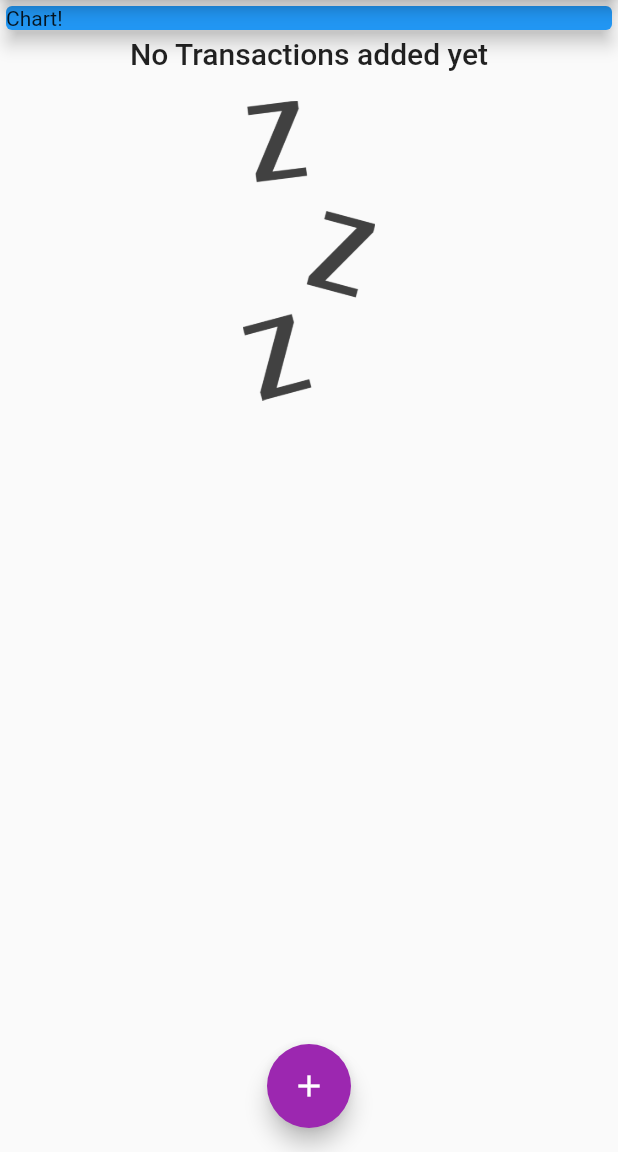
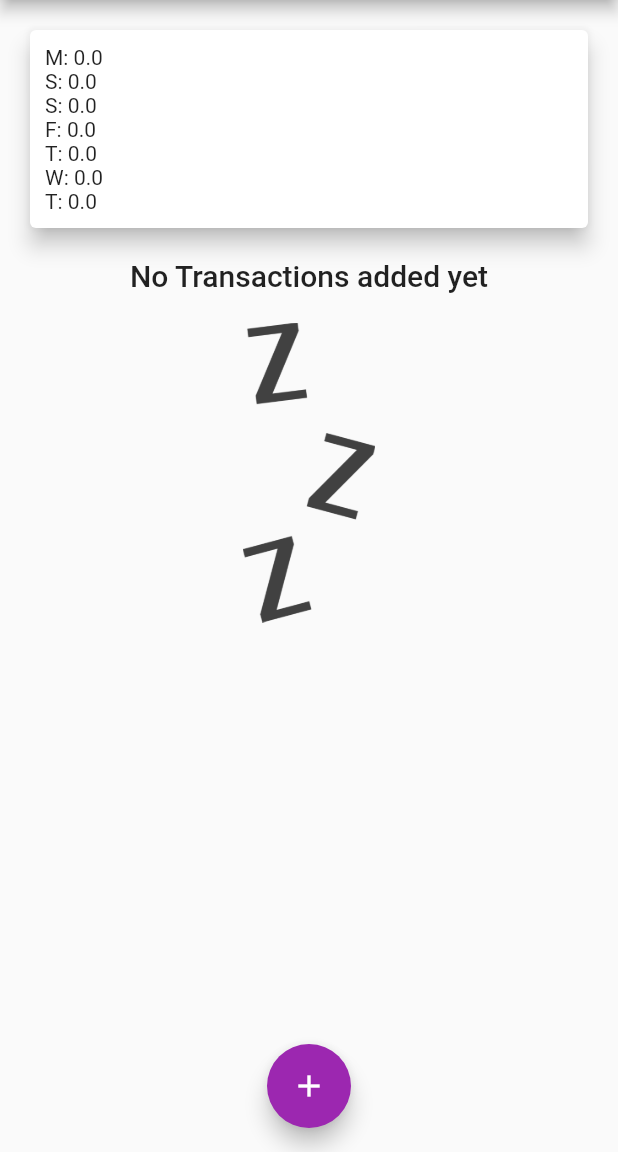
Before and after one commit to k-mushket/personal_expenses_app, a Flutter app: the screen it shows after launch, on a phone screen of 412 x 824 dp, the part 84-1236 px from its top. Run offline on Flutter 3.47's test engine with Material 2 defaults, Android fonts, the phone set to English and light mode, and no system bars; Roboto replaces fonts that are missing (Open Sans).

Commit message:
Added Charts for display expenses

```diff
--- a/lib/main.dart
+++ b/lib/main.dart
@@ -3,7 +3,8 @@ import 'package:intl/intl.dart';
 
 import './widgets/new_transaction.dart';
 import './widgets/transaction_list.dart';
-import 'models/transaction.dart';
+import './models/transaction.dart';
+import './widgets/chart.dart';
 
 void main() {
   runApp(MyApp());
@@ -49,6 +50,12 @@ class _MyHomePageState extends State<MyHomePage> {
     //
   ];
 
+  List<Transaction> get _recentTransactions {
+    return _userTransactions.where((tx) {
+      return tx.date.isAfter(DateTime.now().subtract(Duration(days: 7)));
+    }).toList();
+  }
+
   void _addNewTransaction(String title, double amount) {
     final newTx = Transaction(
       title: title,
@@ -91,16 +98,9 @@ class _MyHomePageState extends State<MyHomePage> {
       ),
       body: SingleChildScrollView(
         child: Column(
-          crossAxisAlignment: CrossAxisAlignment.center,
+          crossAxisAlignment: CrossAxisAlignment.stretch,
           children: [
-            Container(
-              width: double.infinity,
-              child: Card(
-                color: Colors.blue,
-                elevation: 5,
-                child: Text('Chart!'),
-              ),
-            ),
+            Chart(recentTransactions: _recentTransactions),
             TransactionList(_userTransactions),
           ],
         ),
--- a/lib/widgets/chart.dart
+++ b/lib/widgets/chart.dart
@@ -20,19 +20,28 @@ class Chart extends StatelessWidget {
         }
       }
 
-      print(DateFormat.E(weekDay));
-      print(totalSum);
-
-      return {'day': DateFormat.E(weekDay), 'amount': totalSum};
+      return {
+        'day': DateFormat.E().format(weekDay).substring(0, 1),
+        'amount': totalSum
+      };
     });
   }
 
   @override
   Widget build(BuildContext context) {
+    print(groupedTransactionValues);
     return Card(
       elevation: 6,
       margin: EdgeInsets.all(20),
-      child: Row(children: []),
+      child: Padding(
+        padding: const EdgeInsets.all(10),
+        child: Column(
+          crossAxisAlignment: CrossAxisAlignment.stretch,
+          children: groupedTransactionValues.map((data) {
+            return Text('${data['day']}: ${data['amount']}');
+          }).toList(),
+        ),
+      ),
     );
   }
 }
```
Also changed, not shown: lib/widgets/chart_bar.dart (added, +40 -0 lines).
